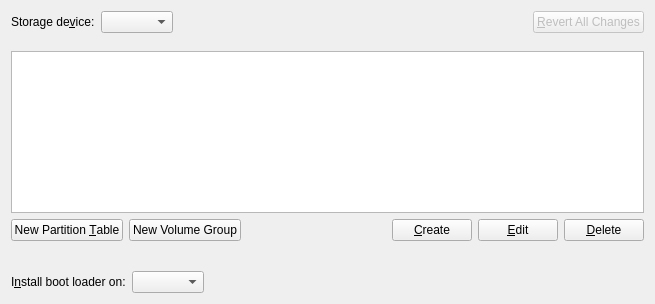
Qt form src/modules/partition/gui/PartitionPage.ui (calamares/calamares) before a commit.
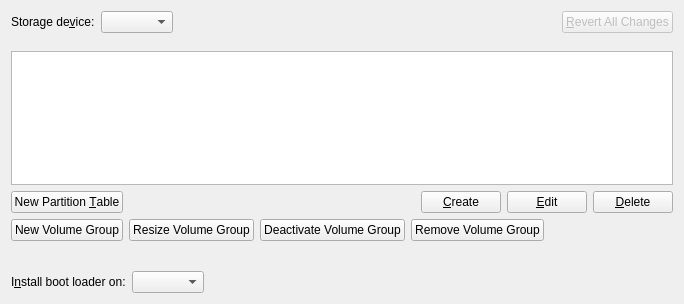
The same form after that commit. Custom widgets are drawn as their Qt base class.

Commit message: [partition] Adding resizing, deactivating and removing procedures for LVM VGs.

```diff
--- a/src/modules/partition/gui/PartitionPage.ui
+++ b/src/modules/partition/gui/PartitionPage.ui
@@ -6,7 +6,7 @@
    <rect>
     <x>0</x>
     <y>0</y>
-    <width>655</width>
+    <width>684</width>
     <height>304</height>
    </rect>
   </property>
@@ -88,13 +88,6 @@
        </property>
       </widget>
      </item>
-     <item>
-      <widget class="QPushButton" name="newVolumeGroupButton">
-       <property name="text">
-        <string>New Volume Group</string>
-       </property>
-      </widget>
-     </item>
      <item>
       <spacer name="horizontalSpacer">
        <property name="orientation">
@@ -131,6 +124,51 @@
      </item>
     </layout>
    </item>
+   <item>
+    <layout class="QHBoxLayout" name="horizontalLayout_4">
+     <item>
+      <widget class="QPushButton" name="newVolumeGroupButton">
+       <property name="text">
+        <string>New Volume Group</string>
+       </property>
+      </widget>
+     </item>
+     <item>
+      <widget class="QPushButton" name="resizeVolumeGroupButton">
+       <property name="text">
+        <string>Resize Volume Group</string>
+       </property>
+      </widget>
+     </item>
+     <item>
+      <widget class="QPushButton" name="deactivateVolumeGroupButton">
+       <property name="text">
+        <string>Deactivate Volume Group</string>
+       </property>
+      </widget>
+     </item>
+     <item>
+      <widget class="QPushButton" name="removeVolumeGroupButton">
+       <property name="text">
+        <string>Remove Volume Group</string>
+       </property>
+      </widget>
+     </item>
+     <item>
+      <spacer name="horizontalSpacer_4">
+       <property name="orientation">
+        <enum>Qt::Horizontal</enum>
+       </property>
+       <property name="sizeHint" stdset="0">
+        <size>
+         <width>40</width>
+         <height>20</height>
+        </size>
+       </property>
+      </spacer>
+     </item>
+    </layout>
+   </item>
    <item>
     <spacer name="verticalSpacer">
      <property name="orientation">
```
The commit also changes 15 other files.
